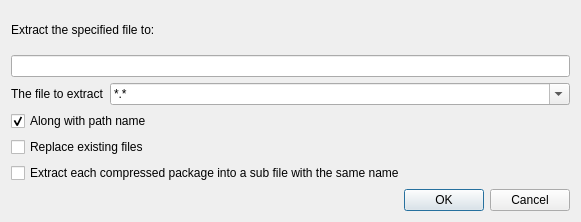
First picture: the form in dialog/uncompressconfirmdialog.ui, repository flysnow010/flyscp, before the edit.
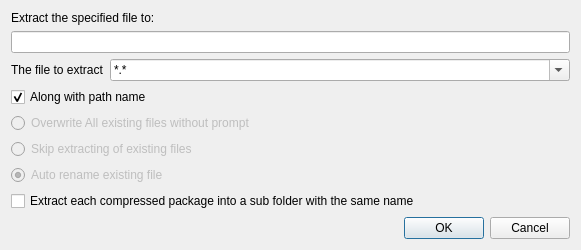
Second picture: the form after the edit.

Commit message: update for compress and uncompress

What changed in the file:
```diff
--- a/dialog/uncompressconfirmdialog.ui
+++ b/dialog/uncompressconfirmdialog.ui
@@ -7,7 +7,7 @@
     <x>0</x>
     <y>0</y>
     <width>581</width>
-    <height>222</height>
+    <height>246</height>
    </rect>
   </property>
   <property name="windowTitle">
@@ -62,19 +62,58 @@
       </widget>
      </item>
      <item>
-      <widget class="QCheckBox" name="cbOverWrite">
+      <widget class="QRadioButton" name="rbOverWrite">
+       <property name="enabled">
+        <bool>false</bool>
+       </property>
        <property name="text">
-        <string>Replace existing files</string>
+        <string>Overwrite All existing files without prompt</string>
        </property>
       </widget>
      </item>
      <item>
-      <widget class="QCheckBox" name="cbCompressSingle">
+      <widget class="QRadioButton" name="rbSkip">
+       <property name="enabled">
+        <bool>false</bool>
+       </property>
        <property name="text">
-        <string>Extract each compressed package into a sub file with the same name</string>
+        <string>Skip extracting of existing files</string>
        </property>
       </widget>
      </item>
+     <item>
+      <widget class="QRadioButton" name="rbAutoRename">
+       <property name="enabled">
+        <bool>false</bool>
+       </property>
+       <property name="text">
+        <string>Auto rename existing file </string>
+       </property>
+       <property name="checked">
+        <bool>true</bool>
+       </property>
+      </widget>
+     </item>
+     <item>
+      <widget class="QCheckBox" name="cbUncompressToSubFolderSameName">
+       <property name="text">
+        <string>Extract each compressed package into a sub folder with the same name</string>
+       </property>
+      </widget>
+     </item>
+     <item>
+      <spacer name="verticalSpacer">
+       <property name="orientation">
+        <enum>Qt::Vertical</enum>
+       </property>
+       <property name="sizeHint" stdset="0">
+        <size>
+         <width>20</width>
+         <height>40</height>
+        </size>
+       </property>
+      </spacer>
+     </item>
     </layout>
    </item>
    <item>
```
Left out of the diff: 58 changed lines with no effect on the pictures. The commit also changes 8 other files.
